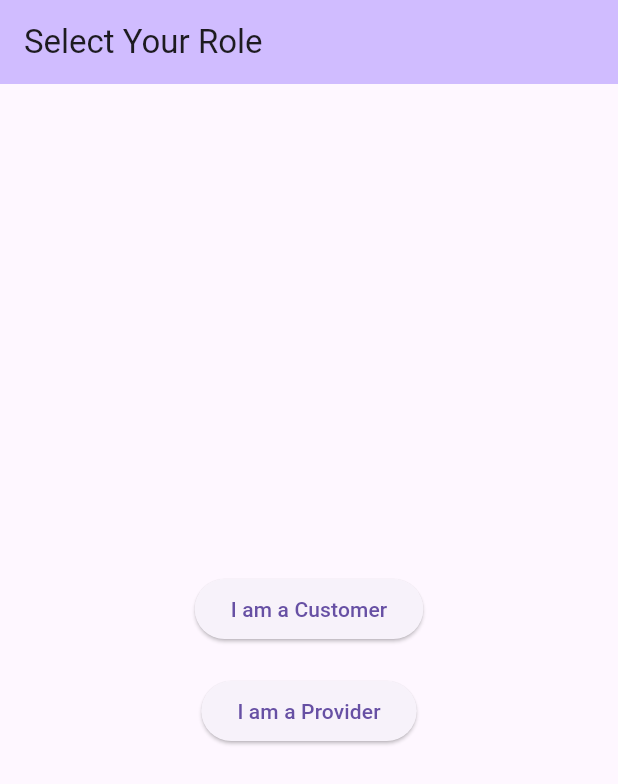
After one commit to kevin120509/festeasylogin, a Flutter app: the RoleSelectionPage screen opened directly, after a tap on "I am a Customer", on a phone screen of 412 x 824 dp. The commit adds this screen. Shown: the top 784 px of the screen. Run offline on Flutter 3.47's test engine with Material 3 defaults, Android fonts, the phone set to English and light mode, and no system bars; our stand-ins replace bloc, flutter_bloc, supabase_flutter; accounts and stored records are empty; generated files the repository leaves out were written again; network calls fail.

Commit message:
Implement magic link login and role selection

```diff
--- a/lib/features/auth/services/auth_service.dart
+++ b/lib/features/auth/services/auth_service.dart
@@ -46,7 +46,7 @@ class AuthService {
         .eq('id', user.id)
         .single();
 
-    if (profileResponse == null) {
+    if (profileResponse == null || profileResponse.isEmpty) {
       return null;
     }
 
@@ -75,4 +75,22 @@ class AuthService {
 
     return profileData;
   }
+
+  Future<void> createProfile(String role) async {
+    final user = _supabase.auth.currentUser;
+    if (user == null) {
+      return;
+    }
+
+    await _supabase.from('profiles').insert({
+      'id': user.id,
+      'rol': role,
+    });
+
+    if (role == 'proveedor') {
+      await _supabase.from('proveedores').insert({'user_id': user.id});
+    } else if (role == 'usuario') {
+      await _supabase.from('clientes').insert({'user_id': user.id});
+    }
+  }
 }
--- /dev/null
+++ b/lib/features/auth/view/role_selection_page.dart
@@ -0,0 +1,43 @@
+import 'package:festeasy_app/features/auth/services/auth_service.dart';
+import 'package:festeasy_app/features/dashboard/view/client_dashboard.dart';
+import 'package:festeasy_app/features/dashboard/view/provider_dashboard.dart';
+import 'package:flutter/material.dart';
+
+class RoleSelectionPage extends StatelessWidget {
+  final AuthService _authService = AuthService();
+
+  RoleSelectionPage({super.key});
+
+  @override
+  Widget build(BuildContext context) {
+    return Scaffold(
+      appBar: AppBar(title: const Text('Select Your Role')),
+      body: Center(
+        child: Column(
+          mainAxisAlignment: MainAxisAlignment.center,
+          children: [
+            ElevatedButton(
+              onPressed: () async {
+                await _authService.createProfile('usuario');
+                Navigator.of(context).pushReplacement(
+                  MaterialPageRoute(builder: (context) => const ClientDashboard()),
+                );
+              },
+              child: const Text('I am a Customer'),
+            ),
+            const SizedBox(height: 20),
+            ElevatedButton(
+              onPressed: () async {
+                await _authService.createProfile('proveedor');
+                Navigator.of(context).pushReplacement(
+                  MaterialPageRoute(builder: (context) => const ProviderDashboard()),
+                );
+              },
+              child: const Text('I am a Provider'),
+            ),
+          ],
+        ),
+      ),
+    );
+  }
+}
```
Also changed, not shown: lib/app/view/app.dart (+9 -1 lines), lib/features/auth/view/login_page.dart (+29 -20 lines), lib/features/splash/view/splash_page.dart (added, +79 -0 lines).
